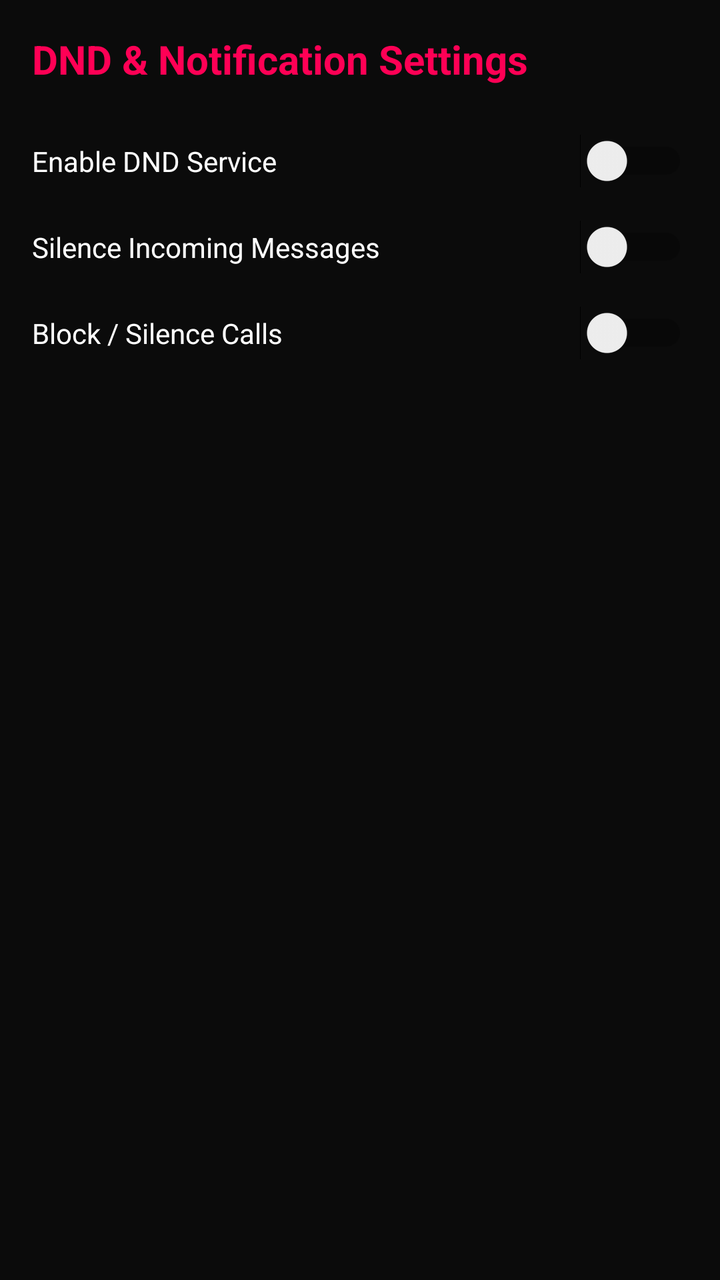
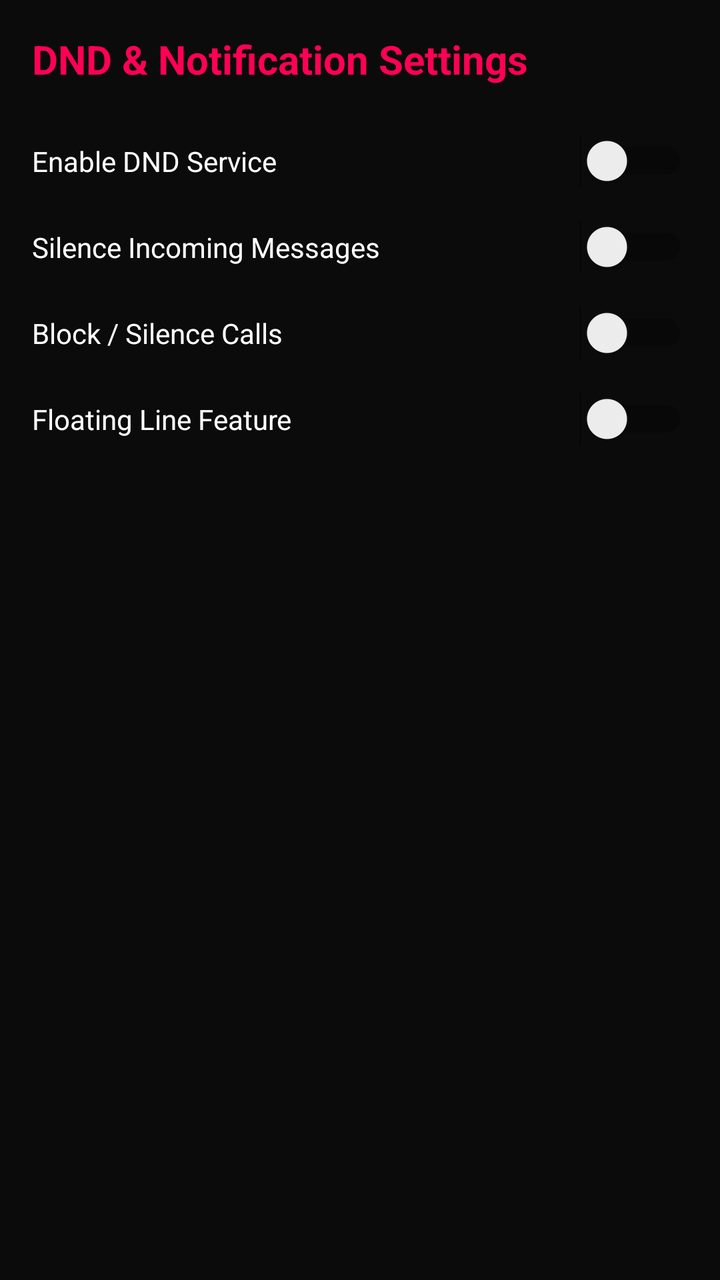

Compare the two renders of this Android layout. The source of the first and the diff that turns it into the second are given below.
<!-- AndroidManifest.xml: application theme Theme.GameBooster -->
<!-- res/layout/activity_dnd_settings.xml -->
<?xml version="1.0" encoding="utf-8"?>
<LinearLayout xmlns:android="http://schemas.android.com/apk/res/android"
    android:layout_width="match_parent"
    android:layout_height="match_parent"
    android:background="#0B0B0B"
    android:orientation="vertical"
    android:padding="16dp">

    <TextView
        android:layout_width="wrap_content"
        android:layout_height="wrap_content"
        android:text="DND &amp; Notification Settings"
        android:textColor="#FF0055"
        android:textSize="20sp"
        android:textStyle="bold" />

    <Switch
        android:id="@+id/switchDndService"
        android:layout_width="match_parent"
        android:layout_height="wrap_content"
        android:layout_marginTop="24dp"
        android:text="Enable DND Service"
        android:textColor="#FFFFFF" />

    <Switch
        android:id="@+id/switchMsgSilent"
        android:layout_width="match_parent"
        android:layout_height="wrap_content"
        android:layout_marginTop="16dp"
        android:text="Silence Incoming Messages"
        android:textColor="#FFFFFF" />

    <Switch
        android:id="@+id/switchCallDnd"
        android:layout_width="match_parent"
        android:layout_height="wrap_content"
        android:layout_marginTop="16dp"
        android:text="Block / Silence Calls"
        android:textColor="#FFFFFF" />

</LinearLayout>
<!-- resources referenced by this layout -->
<resources>
  <style name="Theme.GameBooster" parent="Theme.AppCompat.DayNight.NoActionBar">
          
          <item name="colorPrimary">@color/neon_red</item>
          <item name="colorPrimaryVariant">@color/neon_red</item>
          <item name="colorOnPrimary">@color/text_white</item>
          <item name="android:windowBackground">@color/bg_black</item>
      </style>
  <color name="neon_red">#FF0055</color>
  <color name="text_white">#FFFFFF</color>
  <color name="bg_black">#0F0F1A</color>
</resources>

<!-- the commit's change to res/layout/activity_dnd_settings.xml (unified diff, before → after) -->
@@ -38,4 +38,12 @@
         android:text="Block / Silence Calls"
         android:textColor="#FFFFFF" />
 
+    <Switch
+        android:id="@+id/switchFloatingLine"
+        android:layout_width="match_parent"
+        android:layout_height="wrap_content"
+        android:layout_marginTop="16dp"
+        android:text="Floating Line Feature"
+        android:textColor="#FFFFFF" />
+
 </LinearLayout>
